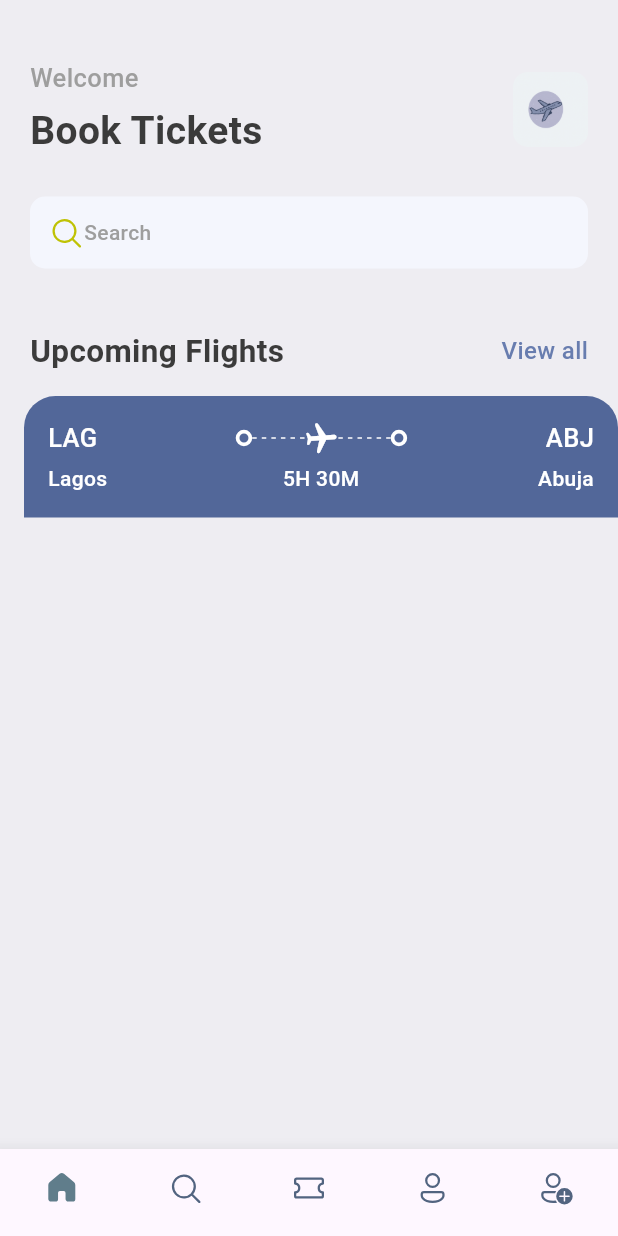
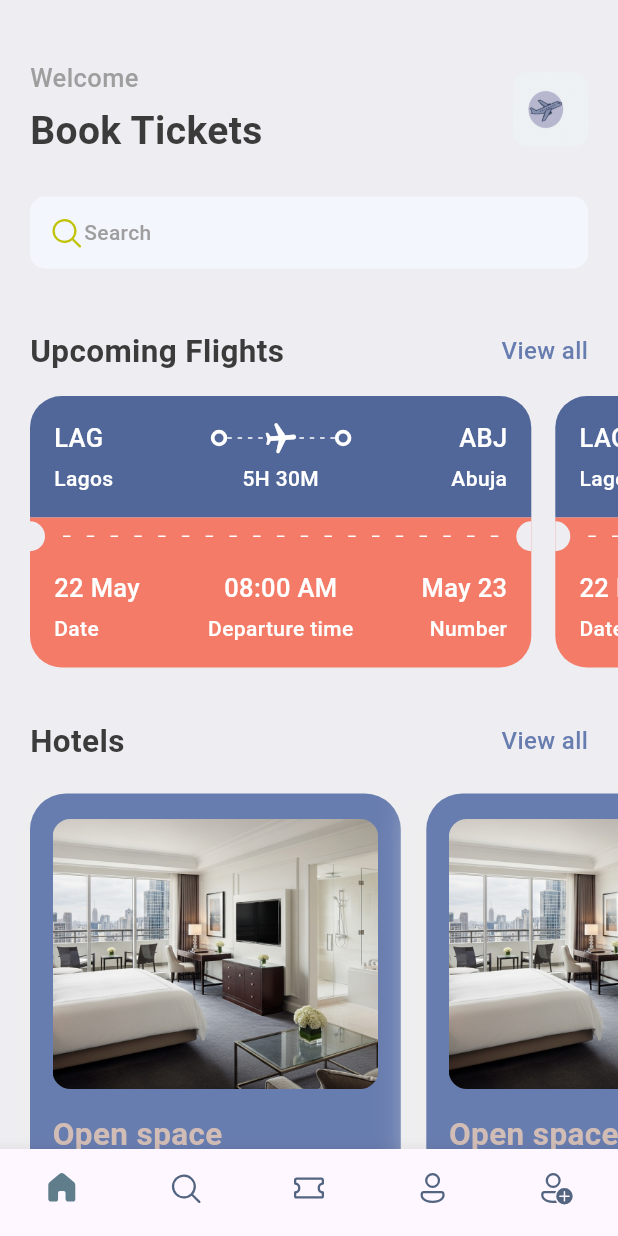
Before and after one commit to adedeni/flightBookingApp, a Flutter app: the screen it shows after launch, on a phone screen of 412 x 824 dp. Run offline on Flutter 3.47's test engine with Material 3 defaults, Android fonts, the light colour scheme and no system bars; our stand-ins replace fluentui_icons, gap.

Commit message:
added the hotel screen

```diff
--- a/lib/screens/home_screen.dart
+++ b/lib/screens/home_screen.dart
@@ -1,3 +1,4 @@
+import 'package:flightbookingapp/screens/hotel_screen.dart';
 import 'package:flightbookingapp/screens/ticket_view.dart';
 import 'package:flightbookingapp/utils/styles.dart';
 import 'package:fluentui_icons/fluentui_icons.dart';
@@ -82,7 +83,43 @@ class HomeScreen extends StatelessWidget {
             ),
           ),
           Gap(15),
-          TicketView(),
+          SingleChildScrollView(
+            scrollDirection: Axis.horizontal,
+            padding: EdgeInsets.only(left: 20),
+            child: Row(
+              children: [
+                TicketView(),
+                TicketView(),
+              ],
+            ) ,
+          ),
+          Gap(15),
+          Container(
+            padding: EdgeInsets.symmetric(horizontal: 20),
+            child: Row(
+                mainAxisAlignment: MainAxisAlignment.spaceBetween,
+                children: [
+                  Text("Hotels", style: Styles.headLineStyle2,),
+                  InkWell(
+                    onTap: (){
+                      //print("this works");
+                    },
+                    child: Text("View all", style: Styles.textStyle.copyWith(color: Styles.primaryColor),))
+                ],
+               ),
+          ),
+          Gap(15),
+          SingleChildScrollView(
+             scrollDirection: Axis.horizontal,
+            padding: EdgeInsets.only(left: 20),
+           child: Row(
+              children: [
+                HotelScreen(),
+                HotelScreen(),
+                HotelScreen()
+              ],
+           )
+            ) ,
         ],
       )
     );
--- /dev/null
+++ b/lib/screens/hotel_screen.dart
@@ -0,0 +1,62 @@
+import 'package:flightbookingapp/utils/layout.dart';
+import 'package:flightbookingapp/utils/styles.dart';
+import 'package:flutter/material.dart';
+import 'package:gap/gap.dart';
+
+class HotelScreen extends StatelessWidget {
+  final Map<String, dynamic> hotel;
+  const HotelScreen({Key? key, required this.hotel}) : super.key;
+
+  @override
+  Widget build(BuildContext context) {
+    final size = AppLayout.getSize(context);
+    return  Container(
+      width: size.width*0.6,
+      height: 350,
+      padding: EdgeInsets.symmetric(horizontal: 15, vertical: 17),
+      margin: EdgeInsets.only(right: 17, top: 5),
+      decoration: BoxDecoration(
+        color: Styles.primaryColor,
+        borderRadius: BorderRadius.circular(24),
+        boxShadow:[
+          BoxShadow(
+            color: Colors.grey.shade200,
+            blurRadius: 20,
+            spreadRadius: 5
+          )
+        ]
+      ),
+      child: Column(
+        crossAxisAlignment: CrossAxisAlignment.start,
+        children: [
+          Container(
+            height: 180,
+            decoration: BoxDecoration(
+              borderRadius: BorderRadius.circular(12),
+              color: Styles.primaryColor,
+              image: DecorationImage(
+                fit: BoxFit.cover,
+                image: AssetImage("assets/images/hotel1.jpg"))
+            ),
+          ),
+          Gap(15),
+          Text(
+            "Open space",
+            style: Styles.headLineStyle2.copyWith(color: Styles.kakiColor),
+          ),
+          Gap(5),
+            Text(
+            "Lagos",
+            style: Styles.headLineStyle3.copyWith(color: Colors.white),
+          ),
+          Gap(8),
+            Text(
+            "₦40/night",
+            style: Styles.headLineStyle1.copyWith(color: Styles.kakiColor),
+          ),
+        ],
+      ),
+    );
+
+  }
+}
--- a/lib/screens/ticket_view.dart
+++ b/lib/screens/ticket_view.dart
@@ -11,10 +11,10 @@ class TicketView extends StatelessWidget {
   Widget build(BuildContext context) {
     final size = AppLayout.getSize(context);
     return SizedBox(
-     width: size.width,
+     width: size.width*0.85,
      height: 200,
      child: Container(
-      margin: EdgeInsets.only(left: 16),
+      margin: EdgeInsets.only(right: 16),
       child: Column(
         children: [
           //blue part of the ticket
@@ -76,9 +76,7 @@ class TicketView extends StatelessWidget {
           ),
           //orange part of the ticket
           Container(
-            //i used this to remove the container error
-           decoration: BoxDecoration(),
-
+          color: Styles.orangeColor,
             child: Row(
               children: [
                 SizedBox(
@@ -86,15 +84,78 @@ class TicketView extends StatelessWidget {
                   width: 10,
                   child: DecoratedBox(
                     decoration: BoxDecoration(
+                      color: Styles.backgroundColor,
                       borderRadius: BorderRadius.only(
                         topRight: Radius.circular(10),
                         bottomRight: Radius.circular(10)
                         )
                     )),
+                ),
+                Expanded(child: Padding(
+                  padding: const EdgeInsets.all(12.0),
+                  child: LayoutBuilder(
+                    builder: (BuildContext context, BoxConstraints constraints) {
+                      return Flex(
+                      direction: Axis.horizontal,
+                      mainAxisAlignment: MainAxisAlignment.spaceBetween,
+                      mainAxisSize: MainAxisSize.max,
+                      children: List.generate((constraints.constrainWidth()/15).floor(), (index) => SizedBox(width: 5, height: 1,
+                      child: DecoratedBox(decoration: BoxDecoration(
+                        color: Colors.white
+                      )),))
+                    );
+                    },
+
+                  ),
+                )),
+                SizedBox(
+                  height: 20,
+                  width: 10,
+                  child: DecoratedBox(
+                    decoration: BoxDecoration(
+                      color: Styles.backgroundColor,
+                      borderRadius: BorderRadius.only(
+                        topLeft: Radius.circular(10),
+                        bottomLeft: Radius.circular(10)
+                        )
+                    )),
                 )
+
               ],
             ),
-          )
+          ),
+        Container(
+              decoration: BoxDecoration(
+              color: Styles.orangeColor,
+              borderRadius: BorderRadius.only(bottomLeft: Radius.circular(21),
+              bottomRight: Radius.circular(21))
+            ),
+            padding: EdgeInsets.only(left: 16, top: 10, right:16, bottom: 16 ),
+                child: Column(children: [
+              Row(
+                children: [
+                    Text("22 May", style: Styles.headLineStyle3.copyWith(color: Colors.white,)),
+                    Spacer(),
+                    Text("08:00 AM", style: Styles.headLineStyle3.copyWith(color: Colors.white,)),
+                    Spacer(),
+                    Text("May 23", style: Styles.headLineStyle3.copyWith(color: Colors.white,))
+                ],
+              ),
+              Gap(5),
+              Row(
+                mainAxisAlignment: MainAxisAlignment.spaceBetween,
+                children: [
+                  SizedBox(
+                    width: 100, child: Text("Date", style: Styles.headLineStyle4.copyWith(color: Colors.white),),
+                  ),
+                  Text("Departure time", style: Styles.headLineStyle4.copyWith(color: Colors.white),),
+                  SizedBox(
+                    width: 100, child: Text("Number", textAlign: TextAlign.end, style: Styles.headLineStyle4.copyWith(color: Colors.white),),
+                  ),
+                ],
+              )
+            ],)
+        )
         ],
       ),
      ),
--- /dev/null
+++ b/lib/utils/app_info_list.dart
@@ -0,0 +1,20 @@
+List<Map<String, dynamic>> hotelList = [
+{
+  'image': 'hotel1.jpg',
+  'place': 'Open Space',
+  'destination': 'Lagos',
+  'price': 25
+},
+{
+  'image': 'hotel2.jpg',
+  'place': 'Global Will',
+  'destination': 'Abuja',
+  'price': 40
+},
+{
+  'image': 'hotel3.jpg',
+  'place': 'Tallest Building',
+  'destination': 'Ibadan',
+  'price': 68
+}
+];
--- a/lib/utils/styles.dart
+++ b/lib/utils/styles.dart
@@ -5,7 +5,8 @@ class Styles {
   static Color primaryColor = primary;
   static Color textColor = Color(0xFF3B3B3B);
   static Color backgroundColor = Color(0xFFeeedf2);
-  static Color orangeColor = Color(0xFF526799);
+  static Color orangeColor = Color(0xFFF37B67);
+  static Color kakiColor = Color(0xFFd2bdb6);
   static TextStyle textStyle = TextStyle(fontSize: 16, color: textColor, fontWeight: FontWeight.w500);
   static TextStyle headLineStyle1 = TextStyle(fontSize: 26, color: textColor, fontWeight: FontWeight.bold);
   static TextStyle headLineStyle2 = TextStyle(fontSize: 21, color: textColor, fontWeight: FontWeight.bold);
```
Also changed, not shown: assets/images/hotel1.jpg (added), assets/images/hotel2.jpg (added), assets/images/hotel3.png (added).
